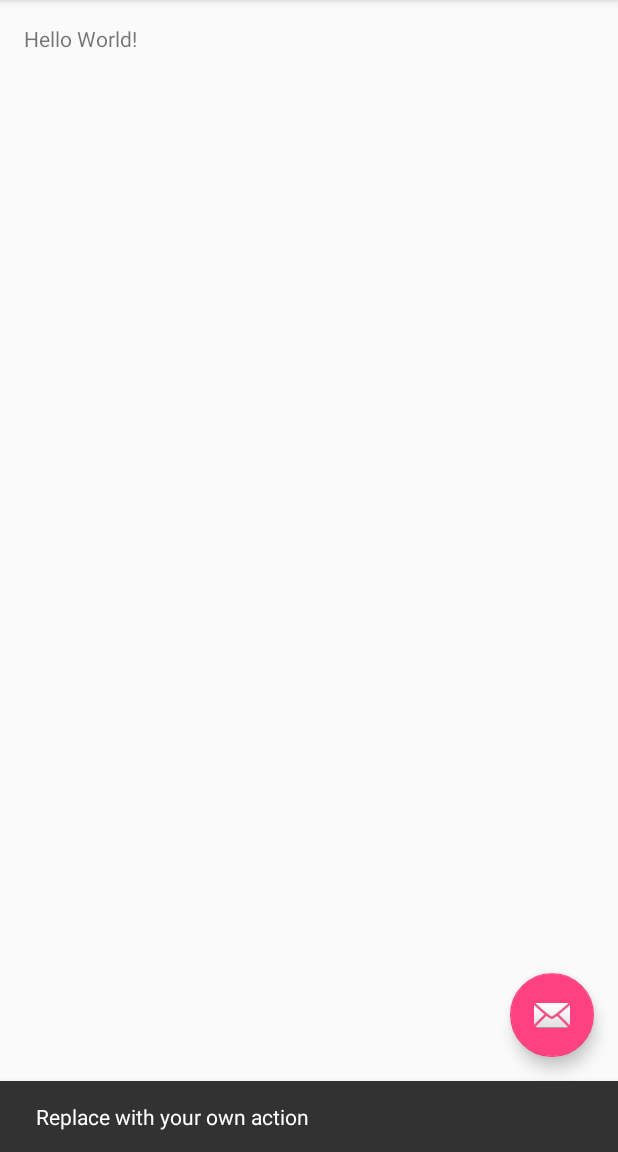
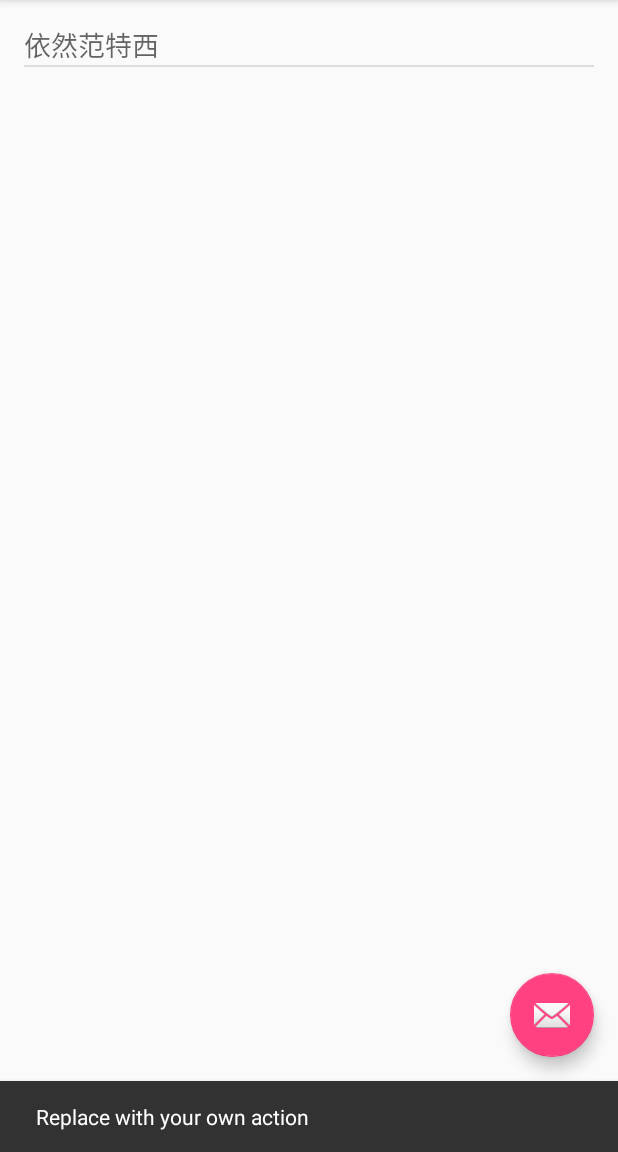
Before and after one commit to zhouyongxyz/jayzhou, an Android app: the screen it shows after launch (JayActivity), after a tap on an icon or button, on a phone screen of 412 x 824 dp, the part 84-1236 px from its top. Run offline under Robolectric (Android 15) with nearby library versions, the light colour scheme and no system bars.

Commit message:
Basic classes and simple play music function.

```diff
--- /dev/null
+++ b/app/src/main/java/com/example/snow/jayzhou/AlbumAdapter.java
@@ -0,0 +1,57 @@
+package com.example.snow.jayzhou;
+
+import android.content.Context;
+import android.util.Log;
+import android.view.LayoutInflater;
+import android.view.View;
+import android.view.ViewGroup;
+import android.widget.BaseAdapter;
+import android.widget.TextView;
+
+import java.util.List;
+import java.util.Map;
+
+/**
+ * Created by zhouyong on 1/7/16.
+ */
+public class AlbumAdapter extends BaseAdapter {
+    private final static String TAG = "CommentsAdapter";
+    private Context mContext;
+    private List<Map<String,Object>> mDataList;
+    private LayoutInflater mLayoutInflater;
+    public AlbumAdapter(Context context,List<Map<String,Object>> data) {
+        mContext = context;
+        mDataList = data;
+        mLayoutInflater = LayoutInflater.from(context);
+    }
+    @Override
+    public int getCount() {
+        return mDataList.size();
+    }
+
+    @Override
+    public Object getItem(int position) {
+        return mDataList.get(position);
+    }
+
+    @Override
+    public long getItemId(int position) {
+        return position;
+    }
+
+    @Override
+    public View getView(int position, View convertView, ViewGroup parent) {
+        MusicItemView item = null;
+        if(convertView == null) {
+            item = new MusicItemView();
+            convertView = mLayoutInflater.inflate(R.layout.list_music_item,null);
+            item.title = (TextView)convertView.findViewById(R.id.title);
+            convertView.setTag(item);
+        } else {
+            item = (MusicItemView)convertView.getTag();
+        }
+        Log.d(TAG,"getView position = "+position);
+        item.title.setText((String)mDataList.get(position).get("title"));
+        return convertView;
+    }
+}
--- a/app/src/main/java/com/example/snow/jayzhou/JayActivity.java
+++ b/app/src/main/java/com/example/snow/jayzhou/JayActivity.java
@@ -1,8 +1,10 @@
 package com.example.snow.jayzhou;
 
+import android.content.Intent;
 import android.os.Bundle;
 import android.support.design.widget.FloatingActionButton;
 import android.support.design.widget.Snackbar;
+import android.util.Log;
 import android.view.View;
 import android.support.design.widget.NavigationView;
 import android.support.v4.view.GravityCompat;
@@ -12,10 +14,18 @@ import android.support.v7.app.AppCompatActivity;
 import android.support.v7.widget.Toolbar;
 import android.view.Menu;
 import android.view.MenuItem;
+import android.widget.AdapterView;
+import android.widget.ListView;
+
+import java.util.ArrayList;
+import java.util.HashMap;
+import java.util.List;
+import java.util.Map;
 
 public class JayActivity extends AppCompatActivity
-        implements NavigationView.OnNavigationItemSelectedListener {
-
+        implements NavigationView.OnNavigationItemSelectedListener,ListView.OnItemClickListener {
+    private final static String TAG = "JayActivity";
+    private ListView listAlbum;
     @Override
     protected void onCreate(Bundle savedInstanceState) {
         super.onCreate(savedInstanceState);
@@ -40,6 +50,14 @@ public class JayActivity extends AppCompatActivity
 
         NavigationView navigationView = (NavigationView) findViewById(R.id.nav_view);
         navigationView.setNavigationItemSelectedListener(this);
+        //list music
+        listAlbum = (ListView)findViewById(R.id.list_album);
+        List<Map<String,Object>> data = new ArrayList<Map<String,Object>>();
+        Map<String,Object> map = new HashMap<String, Object>();
+        map.put("title","依然范特西");
+        data.add(map);
+        listAlbum.setAdapter(new AlbumAdapter(this,data));
+        listAlbum.setOnItemClickListener(this);
     }
 
     @Override
@@ -98,4 +116,12 @@ public class JayActivity extends AppCompatActivity
         drawer.closeDrawer(GravityCompat.START);
         return true;
     }
+
+    @Override
+    public void onItemClick(AdapterView<?> parent, View view, int position, long id) {
+        Log.d(TAG,"item position ="+position);
+        Intent intent = new Intent(this,MusicPlayer.class);
+        intent.putExtra("album",position);
+        startActivity(intent);
+    }
 }
--- /dev/null
+++ b/app/src/main/java/com/example/snow/jayzhou/MusicItemView.java
@@ -0,0 +1,10 @@
+package com.example.snow.jayzhou;
+
+import android.widget.TextView;
+
+/**
+ * Created by zhouyong on 1/7/16.
+ */
+public class MusicItemView {
+    public TextView title;
+}
--- a/app/src/main/res/layout/content_jay.xml
+++ b/app/src/main/res/layout/content_jay.xml
@@ -12,8 +12,8 @@
     tools:context="com.example.snow.jayzhou.JayActivity"
     tools:showIn="@layout/app_bar_jay">
 
-    <TextView
-        android:layout_width="wrap_content"
-        android:layout_height="wrap_content"
-        android:text="Hello World!" />
+    <ListView
+        android:id="@+id/list_album"
+        android:layout_width="match_parent"
+        android:layout_height="match_parent" />
 </RelativeLayout>
--- /dev/null
+++ b/app/src/main/res/layout/list_music_item.xml
@@ -0,0 +1,12 @@
+<?xml version="1.0" encoding="utf-8"?>
+<LinearLayout xmlns:android="http://schemas.android.com/apk/res/android"
+    android:orientation="vertical"
+    android:layout_width="match_parent"
+    android:layout_height="match_parent">
+    <TextView
+        android:id="@+id/title"
+        android:layout_width="wrap_content"
+        android:layout_height="wrap_content"
+        android:textAppearance="?android:attr/textAppearanceMedium"/>
+
+</LinearLayout>
```
Also changed, not shown: app/src/main/AndroidManifest.xml (+8 -1 lines), app/src/main/java/com/example/snow/jayzhou/AlbumInfo.java (added, +7 -0 lines), app/src/main/java/com/example/snow/jayzhou/AlbumItemView.java (added, +12 -0 lines), app/src/main/java/com/example/snow/jayzhou/MusicAdapter.java (added, +57 -0 lines), app/src/main/java/com/example/snow/jayzhou/MusicInfo.java (added, +7 -0 lines), app/src/main/java/com/example/snow/jayzhou/MusicPlayer.java (added, +101 -0 lines), app/src/main/res/layout/content_music_player.xml (added, +37 -0 lines), app/src/main/res/layout/list_album_item.xml (added, +11 -0 lines), 1 other file.
